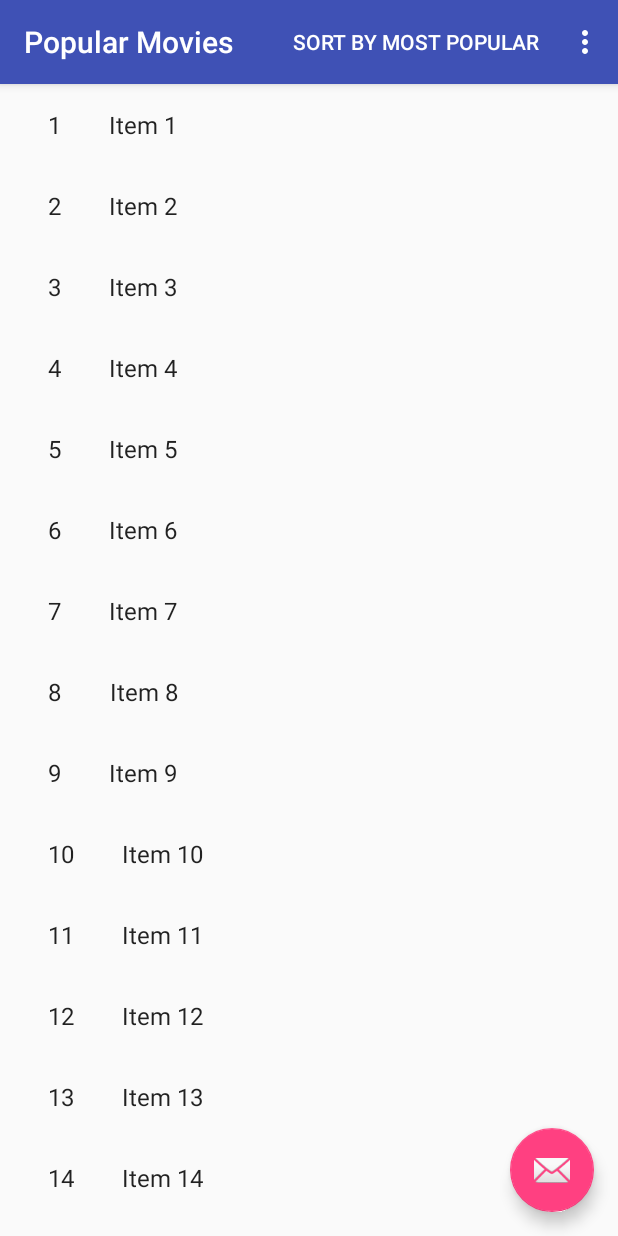
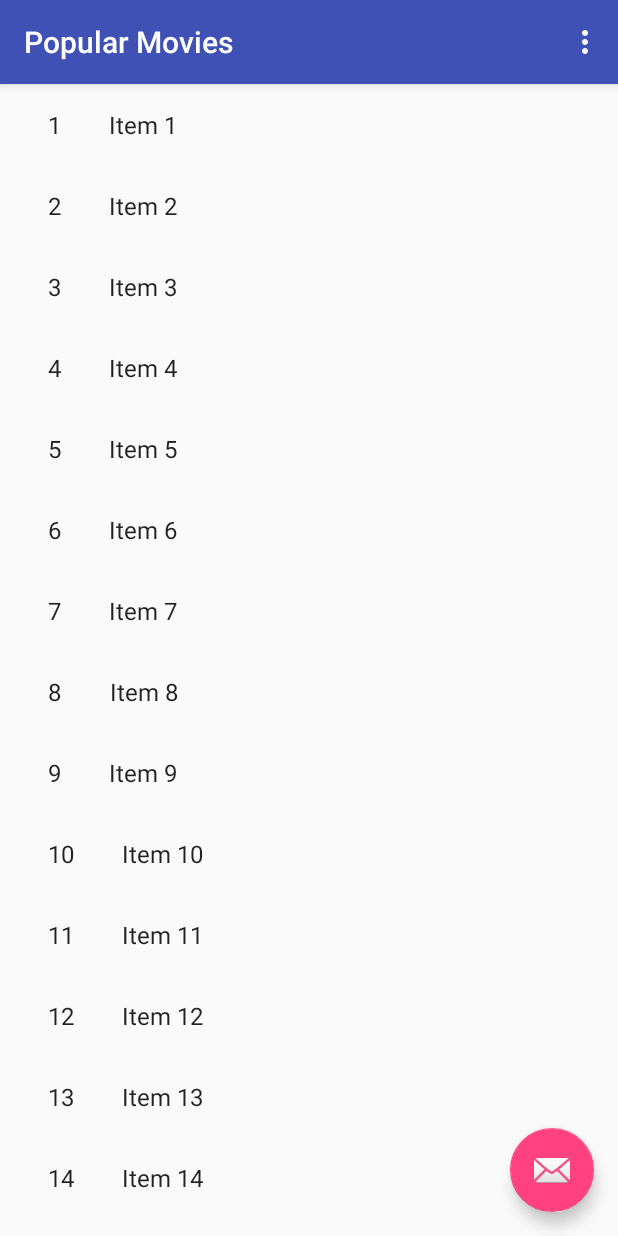
Before and after one commit to diksito/Udacity_P01_PopularMovies, an Android app: the screen it shows after launch (MovieListActivity), on a phone screen of 412 x 824 dp. Run offline under Robolectric (Android 15) with nearby library versions, the phone set to English and light mode, and no system bars.

Commit message:
Fix: menu visibility

```diff
--- a/app/src/main/res/menu/menu.xml
+++ b/app/src/main/res/menu/menu.xml
@@ -4,11 +4,11 @@
     <item
         android:id="@+id/action_sortByMostPopular"
         android:orderInCategory="1"
-        app:showAsAction="ifRoom"
+        app:showAsAction="collapseActionView"
         android:title="@string/title_sort_by_most_popular"/>
     <item
         android:id="@+id/action_sortByTopRated"
         android:orderInCategory="1"
-        app:showAsAction="ifRoom"
+        app:showAsAction="collapseActionView"
         android:title="@string/title_sort_by_top_rated"/>
 </menu>
```
